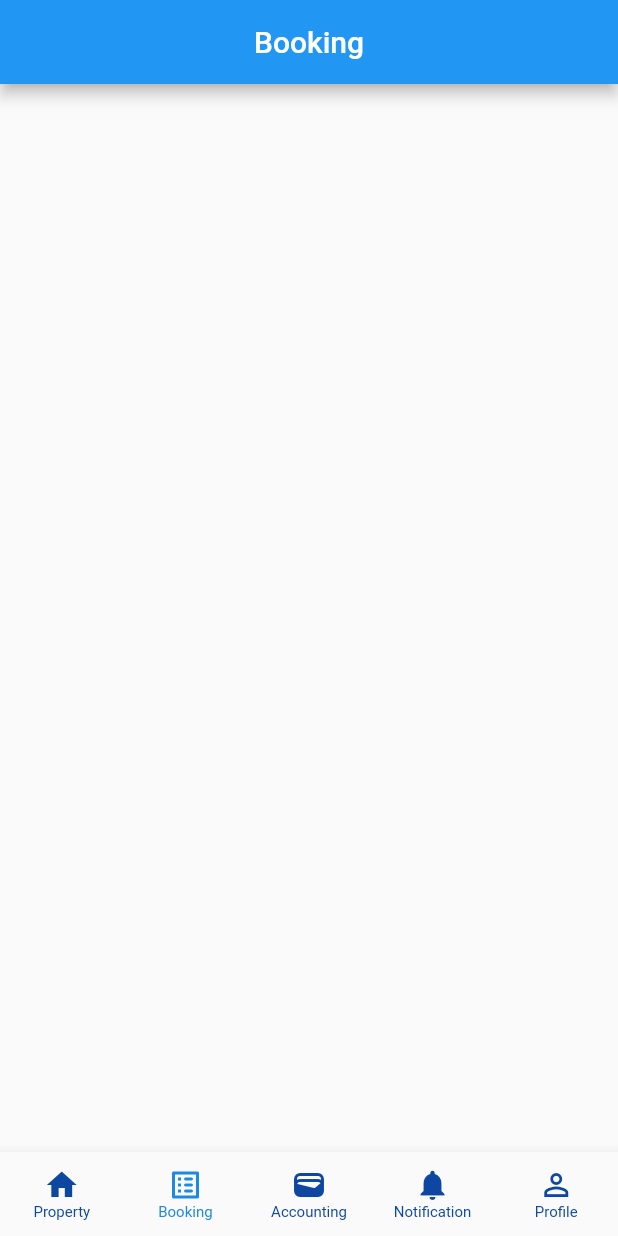
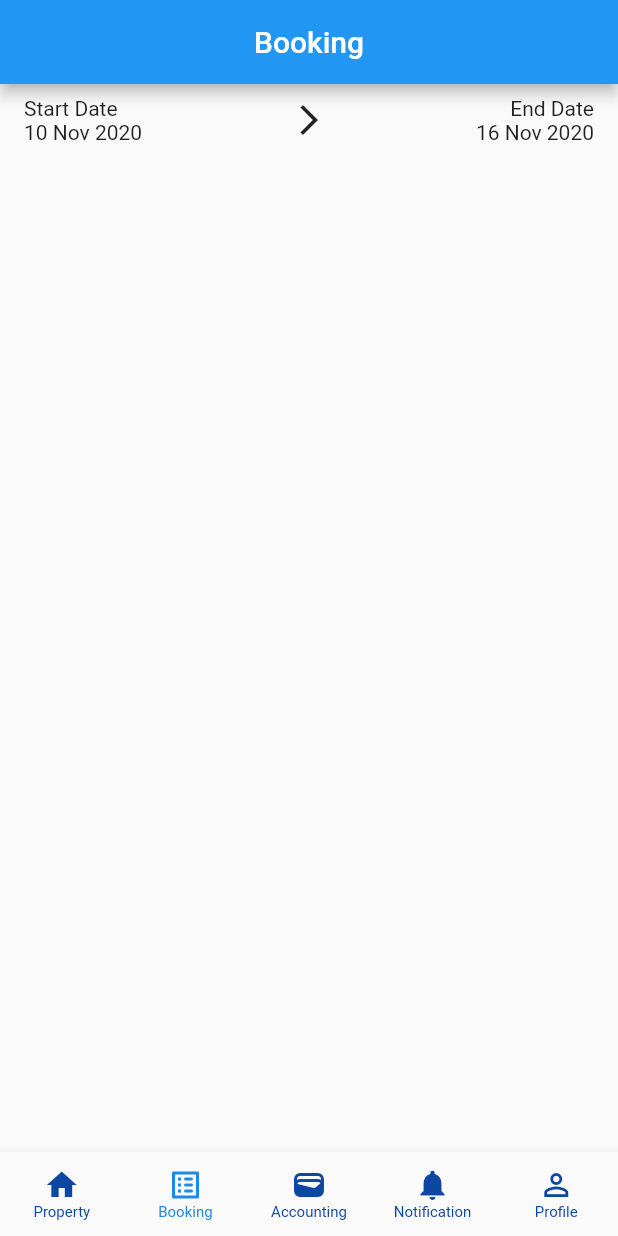
Before and after one commit to valcons97/bukit-vista-flutter-assessment, a Flutter app: the screen it shows after launch, on a phone screen of 412 x 824 dp. Run offline on Flutter 3.47's test engine with Material 2 defaults, Android fonts, the phone set to English and light mode, and no system bars; our stand-ins replace equatable, flutter_bloc, flutter_dotenv, get_it, injectable.

Commit message:
feat: calendar container

```diff
--- a/lib/core/widgets/bukit_vista_scaffold.dart
+++ b/lib/core/widgets/bukit_vista_scaffold.dart
@@ -6,12 +6,12 @@ class BukitVistaScaffold extends StatelessWidget {
   const BukitVistaScaffold({
     super.key,
     required this.title,
-    required this.widget,
+    required this.body,
     required this.selectedIndex,
   });
 
   final String title;
-  final Widget widget;
+  final Widget body;
   final int selectedIndex;
 
   @override
@@ -21,7 +21,7 @@ class BukitVistaScaffold extends StatelessWidget {
         centerTitle: true,
         title: Text(title),
       ),
-      body: widget,
+      body: body,
       bottomNavigationBar: BukitVistaBottomNavbar(selectedIndex: selectedIndex),
     );
   }
--- a/lib/features/booking_page/page/booking_page.dart
+++ b/lib/features/booking_page/page/booking_page/booking_page.dart
@@ -2,7 +2,9 @@ import 'package:bukit_vista/core/widgets/bukit_vista_scaffold.dart';
 import 'package:flutter/material.dart';
 import 'package:flutter_bloc/flutter_bloc.dart';
 
-import '../cubit/booking_page_cubit.dart';
+import '../../cubit/booking_page_cubit.dart';
+
+part 'part/date.dart';
 
 class BookingPage extends StatelessWidget {
   const BookingPage({super.key});
@@ -15,11 +17,17 @@ class BookingPage extends StatelessWidget {
         if (state.state == BookingState.loading) {
           body = Container();
         } else if (state.state == BookingState.loaded) {
-          body = Container();
+          body = const CustomScrollView(
+            slivers: [
+              SliverToBoxAdapter(
+                child: DateContainer(),
+              ),
+            ],
+          );
         }
         return BukitVistaScaffold(
           title: 'Booking',
-          widget: body,
+          body: body,
           selectedIndex: state.selectedIndex,
         );
       },
--- /dev/null
+++ b/lib/features/booking_page/page/booking_page/part/date.dart
@@ -0,0 +1,32 @@
+part of '../booking_page.dart';
+
+class DateContainer extends StatelessWidget {
+  const DateContainer({super.key});
+
+  @override
+  Widget build(BuildContext context) {
+    return Padding(
+      padding: const EdgeInsets.symmetric(vertical: 8, horizontal: 16),
+      child: Row(
+        mainAxisAlignment: MainAxisAlignment.spaceBetween,
+        children: [
+          Column(
+            crossAxisAlignment: CrossAxisAlignment.start,
+            children: const [
+              Text('Start Date'),
+              Text('10 Nov 2020'),
+            ],
+          ),
+          const Icon(Icons.arrow_forward_ios_sharp),
+          Column(
+            crossAxisAlignment: CrossAxisAlignment.end,
+            children: const [
+              Text('End Date'),
+              Text('16 Nov 2020'),
+            ],
+          )
+        ],
+      ),
+    );
+  }
+}
--- a/lib/main.dart
+++ b/lib/main.dart
@@ -6,7 +6,7 @@ import 'package:flutter_dotenv/flutter_dotenv.dart';
 import 'core/di/config/di_config.dart';
 import 'core/di/injection.dart';
 import 'features/booking_page/cubit/booking_page_cubit.dart';
-import 'features/booking_page/page/booking_page.dart';
+import 'features/booking_page/page/booking_page/booking_page.dart';
 
 void main() async {
   await dotenv.load(fileName: 'env/.env');
```
